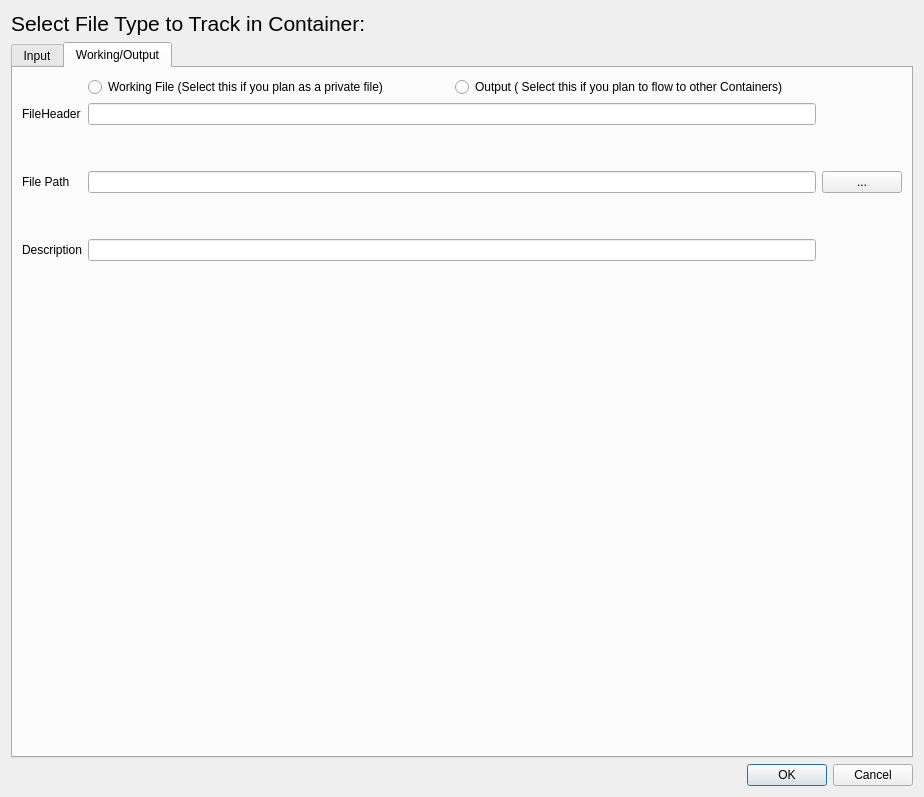
Qt form Graphics/UI/AddFileToContainer.ui (inexplicable01/saga) before a commit.
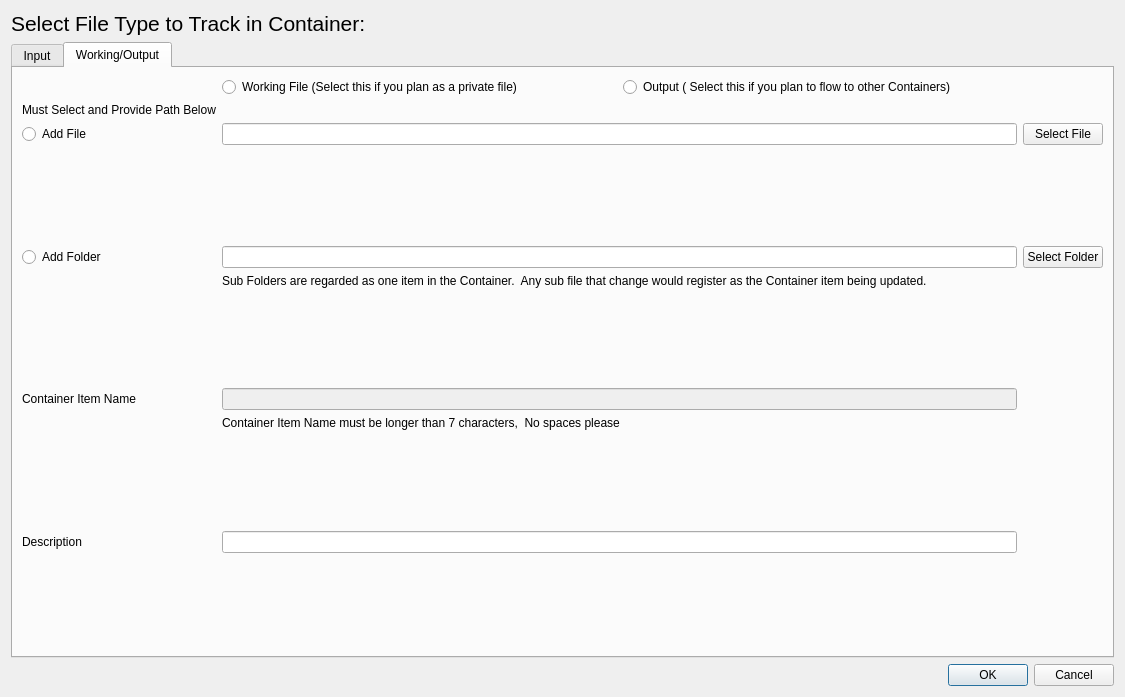
The same form after that commit.

What changed in the file:
```diff
--- a/Graphics/UI/AddFileToContainer.ui
+++ b/Graphics/UI/AddFileToContainer.ui
@@ -6,8 +6,8 @@
    <rect>
     <x>0</x>
     <y>0</y>
-    <width>924</width>
-    <height>797</height>
+    <width>1125</width>
+    <height>697</height>
    </rect>
   </property>
   <property name="windowTitle">
@@ -142,72 +142,73 @@
       <attribute name="title">
        <string>Working/Output</string>
       </attribute>
-      <layout class="QGridLayout" name="gridLayout" rowstretch="0,0,0,0,0,0,0,0,1">
-       <item row="8" column="1">
-        <spacer name="verticalSpacer">
-         <property name="orientation">
-          <enum>Qt::Vertical</enum>
-         </property>
-         <property name="sizeHint" stdset="0">
-          <size>
-           <width>20</width>
-           <height>40</height>
-          </size>
-         </property>
-        </spacer>
-       </item>
-       <item row="6" column="1">
-        <spacer name="verticalSpacer_2">
-         <property name="orientation">
-          <enum>Qt::Vertical</enum>
-         </property>
-         <property name="sizeHint" stdset="0">
-          <size>
-           <width>20</width>
-           <height>40</height>
-          </size>
-         </property>
-        </spacer>
-       </item>
-       <item row="7" column="1">
-        <widget class="QLineEdit" name="descriptionEdit"/>
-       </item>
+      <layout class="QGridLayout" name="gridLayout" rowstretch="0,0,0,0,0,0,0,0,0,0,0,0,0,0,0,0,0,0,0,0">
        <item row="3" column="0">
-        <widget class="QLabel" name="label_3">
+        <widget class="QLabel" name="label_7">
          <property name="text">
-          <string>FileHeader</string>
+          <string>Must Select and Provide Path Below</string>
          </property>
         </widget>
        </item>
-       <item row="3" column="1">
-        <widget class="QLineEdit" name="fileObjHeaderEdit"/>
+       <item row="10" column="2">
+        <widget class="QLabel" name="label_5">
+         <property name="text">
+          <string>Container Item Name must be longer than 7 characters,  No spaces please</string>
+         </property>
+        </widget>
+       </item>
+       <item row="4" column="0">
+        <widget class="QRadioButton" name="singlefileradiobttn">
+         <property name="text">
+          <string>Add File</string>
+         </property>
+        </widget>
        </item>
        <item row="5" column="2">
+        <spacer name="verticalSpacer_4">
+         <property name="orientation">
+          <enum>Qt::Vertical</enum>
+         </property>
+         <property name="sizeHint" stdset="0">
+          <size>
+           <width>20</width>
+           <height>40</height>
+          </size>
+         </property>
+        </spacer>
+       </item>
+       <item row="6" column="3">
         <widget class="QPushButton" name="openDirButton">
          <property name="text">
-          <string>...</string>
+          <string>Select Folder</string>
          </property>
         </widget>
        </item>
-       <item row="5" column="0">
-        <widget class="QLabel" name="label_5">
-         <property name="text">
-          <string>File Path</string>
+       <item row="6" column="2">
+        <widget class="QLineEdit" name="folderPathEdit"/>
+       </item>
+       <item row="8" column="2">
+        <spacer name="verticalSpacer">
+         <property name="orientation">
+          <enum>Qt::Vertical</enum>
          </property>
-        </widget>
+         <property name="sizeHint" stdset="0">
+          <size>
+           <width>20</width>
+           <height>40</height>
+          </size>
+         </property>
+        </spacer>
        </item>
-       <item row="5" column="1">
-        <widget class="QLineEdit" name="filePathEdit"/>
-       </item>
-       <item row="7" column="0">
+       <item row="12" column="0">
         <widget class="QLabel" name="label_6">
          <property name="text">
           <string>Description</string>
          </property>
         </widget>
        </item>
-       <item row="4" column="1">
-        <spacer name="verticalSpacer_3">
+       <item row="11" column="2">
+        <spacer name="verticalSpacer_2">
          <property name="orientation">
           <enum>Qt::Vertical</enum>
          </property>
@@ -219,7 +220,14 @@
          </property>
         </spacer>
        </item>
-       <item row="1" column="1">
+       <item row="9" column="0">
+        <widget class="QLabel" name="label_3">
+         <property name="text">
+          <string>Container Item Name</string>
+         </property>
+        </widget>
+       </item>
+       <item row="1" column="2">
         <layout class="QHBoxLayout" name="horizontalLayout_4">
          <item>
           <widget class="QRadioButton" name="workingradiobttn">
@@ -237,6 +245,56 @@
          </item>
         </layout>
        </item>
+       <item row="9" column="2">
+        <widget class="QLineEdit" name="citemnameEdit">
+         <property name="enabled">
+          <bool>false</bool>
+         </property>
+         <property name="readOnly">
+          <bool>true</bool>
+         </property>
+        </widget>
+       </item>
+       <item row="12" column="2">
+        <widget class="QLineEdit" name="descriptionEdit"/>
+       </item>
+       <item row="13" column="2">
+        <spacer name="verticalSpacer_3">
+         <property name="orientation">
+          <enum>Qt::Vertical</enum>
+         </property>
+         <property name="sizeHint" stdset="0">
+          <size>
+           <width>20</width>
+           <height>40</height>
+          </size>
+         </property>
+        </spacer>
+       </item>
+       <item row="7" column="2">
+        <widget class="QLabel" name="label_8">
+         <property name="text">
+          <string>Sub Folders are regarded as one item in the Container.  Any sub file that change would register as the Container item being updated.</string>
+         </property>
+        </widget>
+       </item>
+       <item row="4" column="2">
+        <widget class="QLineEdit" name="filePathEdit"/>
+       </item>
+       <item row="4" column="3">
+        <widget class="QPushButton" name="openFileButton">
+         <property name="text">
+          <string>Select File</string>
+         </property>
+        </widget>
+       </item>
+       <item row="6" column="0">
+        <widget class="QRadioButton" name="folderradiobttn">
+         <property name="text">
+          <string>Add Folder</string>
+         </property>
+        </widget>
+       </item>
       </layout>
      </widget>
     </widget>
```
